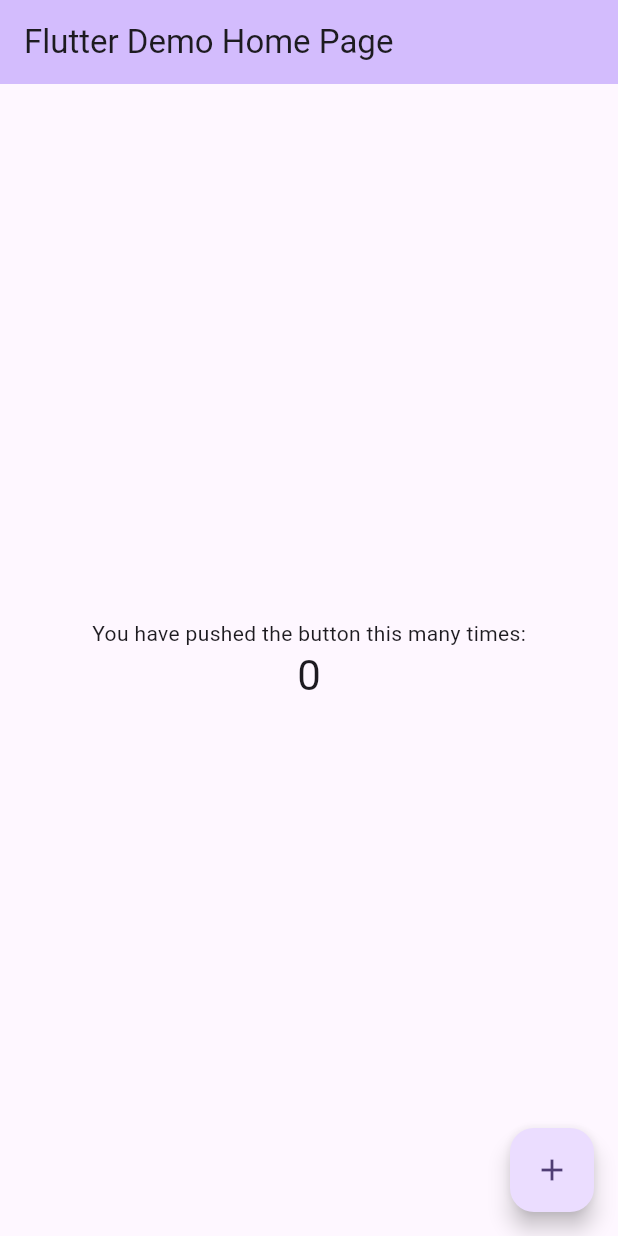
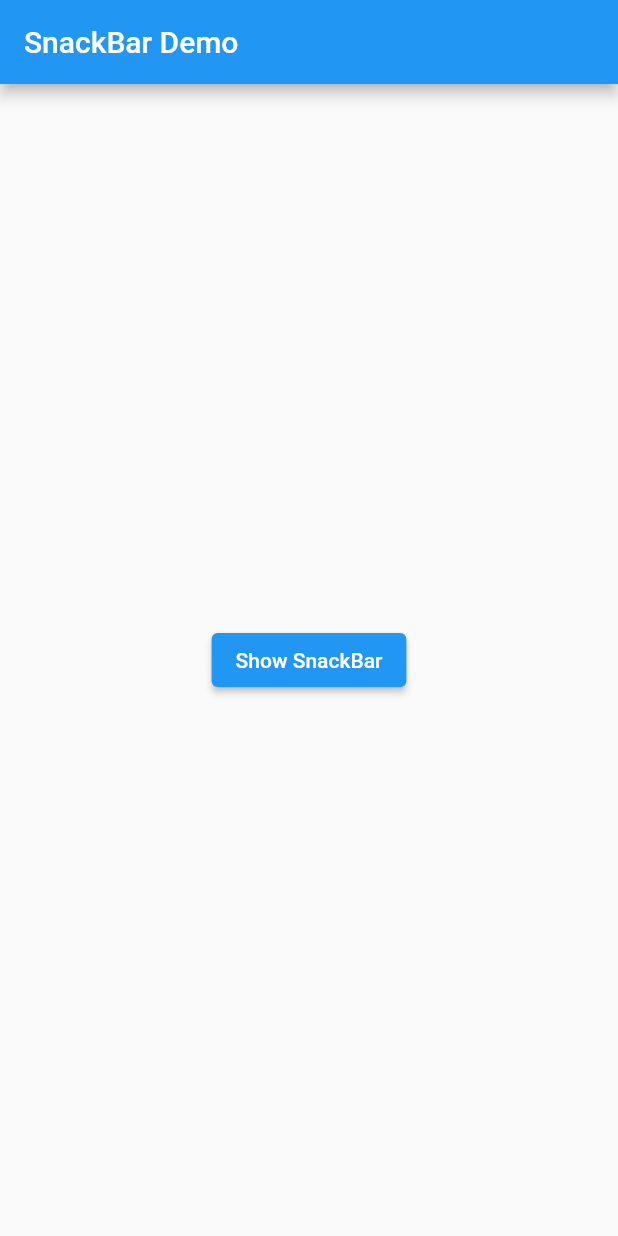
Before and after one commit to asutaka/FlutterCom, a Flutter app: the screen it shows after launch, on a phone screen of 412 x 824 dp. Run offline on Flutter 3.47's test engine with Material 2 defaults, Android fonts, the phone set to English and light mode, and no system bars.

Commit message:
second commit

```diff
--- a/lib/main.dart
+++ b/lib/main.dart
@@ -1,125 +1,48 @@
 import 'package:flutter/material.dart';
 
-void main() {
-  runApp(const MyApp());
-}
+void main() => runApp(const SnackBarDemo());
 
-class MyApp extends StatelessWidget {
-  const MyApp({super.key});
+class SnackBarDemo extends StatelessWidget {
+  const SnackBarDemo({super.key});
 
-  // This widget is the root of your application.
   @override
   Widget build(BuildContext context) {
     return MaterialApp(
-      title: 'Flutter Demo',
-      theme: ThemeData(
-        // This is the theme of your application.
-        //
-        // TRY THIS: Try running your application with "flutter run". You'll see
-        // the application has a blue toolbar. Then, without quitting the app,
-        // try changing the seedColor in the colorScheme below to Colors.green
-        // and then invoke "hot reload" (save your changes or press the "hot
-        // reload" button in a Flutter-supported IDE, or press "r" if you used
-        // the command line to start the app).
-        //
-        // Notice that the counter didn't reset back to zero; the application
-        // state is not lost during the reload. To reset the state, use hot
-        // restart instead.
-        //
-        // This works for code too, not just values: Most code changes can be
-        // tested with just a hot reload.
-        colorScheme: ColorScheme.fromSeed(seedColor: Colors.deepPurple),
-        useMaterial3: true,
+      title: 'SnackBar Demo',
+      home: Scaffold(
+        appBar: AppBar(
+          title: const Text('SnackBar Demo'),
+        ),
+        body: const SnackBarPage(),
       ),
-      home: const MyHomePage(title: 'Flutter Demo Home Page'),
     );
   }
 }
 
-class MyHomePage extends StatefulWidget {
-  const MyHomePage({super.key, required this.title});
-
-  // This widget is the home page of your application. It is stateful, meaning
-  // that it has a State object (defined below) that contains fields that affect
-  // how it looks.
-
-  // This class is the configuration for the state. It holds the values (in this
-  // case the title) provided by the parent (in this case the App widget) and
-  // used by the build method of the State. Fields in a Widget subclass are
-  // always marked "final".
-
-  final String title;
-
-  @override
-  State<MyHomePage> createState() => _MyHomePageState();
-}
-
-class _MyHomePageState extends State<MyHomePage> {
-  int _counter = 0;
-
-  void _incrementCounter() {
-    setState(() {
-      // This call to setState tells the Flutter framework that something has
-      // changed in this State, which causes it to rerun the build method below
-      // so that the display can reflect the updated values. If we changed
-      // _counter without calling setState(), then the build method would not be
-      // called again, and so nothing would appear to happen.
-      _counter++;
-    });
-  }
+class SnackBarPage extends StatelessWidget {
+  const SnackBarPage({super.key});
 
   @override
   Widget build(BuildContext context) {
-    // This method is rerun every time setState is called, for instance as done
-    // by the _incrementCounter method above.
-    //
-    // The Flutter framework has been optimized to make rerunning build methods
-    // fast, so that you can just rebuild anything that needs updating rather
-    // than having to individually change instances of widgets.
-    return Scaffold(
-      appBar: AppBar(
-        // TRY THIS: Try changing the color here to a specific color (to
-        // Colors.amber, perhaps?) and trigger a hot reload to see the AppBar
-        // change color while the other colors stay the same.
-        backgroundColor: Theme.of(context).colorScheme.inversePrimary,
-        // Here we take the value from the MyHomePage object that was created by
-        // the App.build method, and use it to set our appbar title.
-        title: Text(widget.title),
+    return Center(
+      child: ElevatedButton(
+        onPressed: () {
+          final snackBar = SnackBar(
+            content: const Text('Yay! A SnackBar!'),
+            action: SnackBarAction(
+              label: 'Undo',
+              onPressed: () {
+                // Some code to undo the change.
+              },
+            ),
+          );
+
+          // Find the ScaffoldMessenger in the widget tree
+          // and use it to show a SnackBar.
+          ScaffoldMessenger.of(context).showSnackBar(snackBar);
+        },
+        child: const Text('Show SnackBar'),
       ),
-      body: Center(
-        // Center is a layout widget. It takes a single child and positions it
-        // in the middle of the parent.
-        child: Column(
-          // Column is also a layout widget. It takes a list of children and
-          // arranges them vertically. By default, it sizes itself to fit its
-          // children horizontally, and tries to be as tall as its parent.
-          //
-          // Column has various properties to control how it sizes itself and
-          // how it positions its children. Here we use mainAxisAlignment to
-          // center the children vertically; the main axis here is the vertical
-          // axis because Columns are vertical (the cross axis would be
-          // horizontal).
-          //
-          // TRY THIS: Invoke "debug painting" (choose the "Toggle Debug Paint"
-          // action in the IDE, or press "p" in the console), to see the
-          // wireframe for each widget.
-          mainAxisAlignment: MainAxisAlignment.center,
-          children: <Widget>[
-            const Text(
-              'You have pushed the button this many times:',
-            ),
-            Text(
-              '$_counter',
-              style: Theme.of(context).textTheme.headlineMedium,
-            ),
-          ],
-        ),
-      ),
-      floatingActionButton: FloatingActionButton(
-        onPressed: _incrementCounter,
-        tooltip: 'Increment',
-        child: const Icon(Icons.add),
-      ), // This trailing comma makes auto-formatting nicer for build methods.
     );
   }
 }
```
Also changed, not shown: 1 other file.
